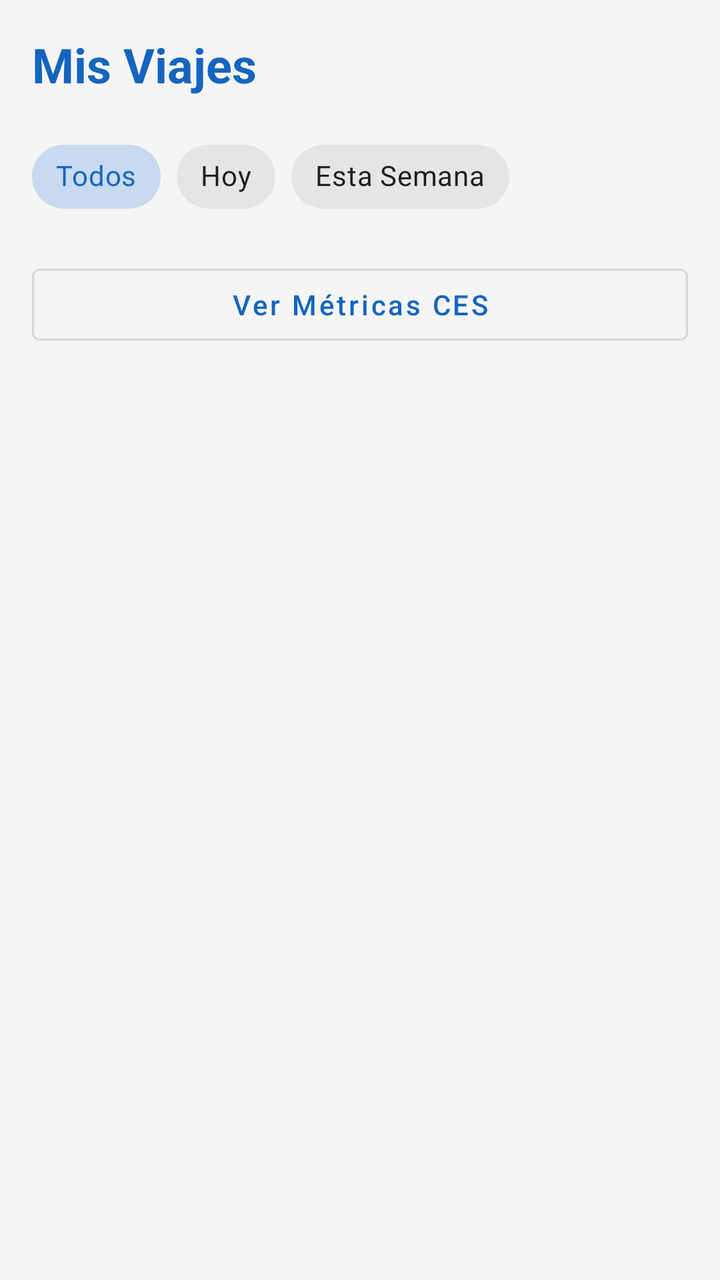
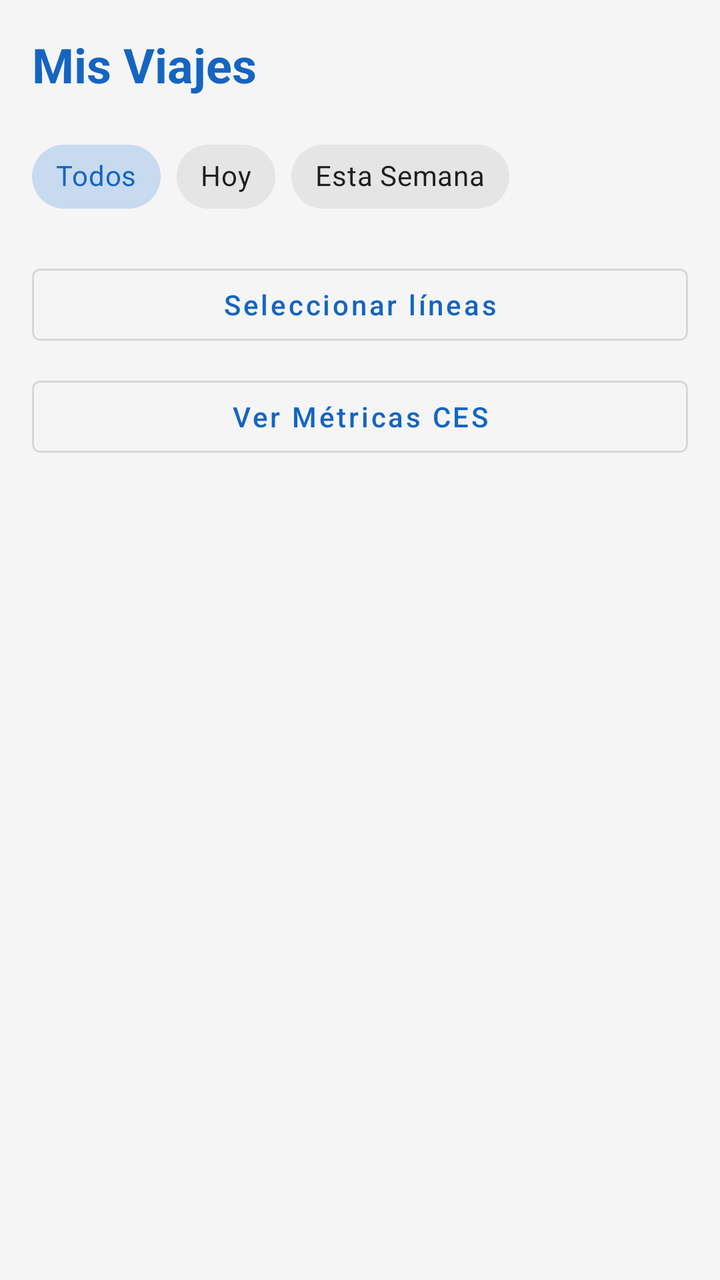

Screens rendered from an Android XML layout before and after an edit, with the pre-edit source and the edit as a unified diff.
<!-- AndroidManifest.xml: application theme Theme.BlackPase -->
<!-- res/layout/fragment_historial.xml -->
<?xml version="1.0" encoding="utf-8"?>
<androidx.constraintlayout.widget.ConstraintLayout xmlns:android="http://schemas.android.com/apk/res/android"
    xmlns:app="http://schemas.android.com/apk/res-auto"
    xmlns:tools="http://schemas.android.com/tools"
    android:layout_width="match_parent"
    android:layout_height="match_parent"
    android:background="@color/background"
    tools:context=".ui.historial.HistorialFragment">

    <LinearLayout
        android:layout_width="match_parent"
        android:layout_height="wrap_content"
        android:orientation="vertical"
        android:padding="16dp">

        <TextView
            android:layout_width="wrap_content"
            android:layout_height="wrap_content"
            android:text="@string/mis_viajes"
            android:textColor="@color/primary"
            android:textSize="24sp"
            android:textStyle="bold"
            android:layout_marginBottom="16dp" />

        <com.google.android.material.chip.ChipGroup
            android:id="@+id/chipGroupFiltros"
            android:layout_width="match_parent"
            android:layout_height="wrap_content"
            android:layout_marginBottom="16dp"
            app:singleSelection="true">

            <com.google.android.material.chip.Chip
                android:id="@+id/chipTodos"
                style="@style/Widget.MaterialComponents.Chip.Choice"
                android:layout_width="wrap_content"
                android:layout_height="wrap_content"
                android:text="@string/todos"
                android:checked="true" />

            <com.google.android.material.chip.Chip
                android:id="@+id/chipHoy"
                style="@style/Widget.MaterialComponents.Chip.Choice"
                android:layout_width="wrap_content"
                android:layout_height="wrap_content"
                android:text="@string/hoy" />

            <com.google.android.material.chip.Chip
                android:id="@+id/chipSemana"
                style="@style/Widget.MaterialComponents.Chip.Choice"
                android:layout_width="wrap_content"
                android:layout_height="wrap_content"
                android:text="@string/esta_semana" />

        </com.google.android.material.chip.ChipGroup>

        <com.google.android.material.button.MaterialButton
            android:id="@+id/btnMetricas"
            android:layout_width="match_parent"
            android:layout_height="wrap_content"
            android:text="Ver Métricas CES"
            android:textAllCaps="false"
            android:layout_marginBottom="16dp"
            style="@style/Widget.MaterialComponents.Button.OutlinedButton" />

        <androidx.recyclerview.widget.RecyclerView
            android:id="@+id/rvHistorial"
            android:layout_width="match_parent"
            android:layout_height="match_parent" />

    </LinearLayout>

</androidx.constraintlayout.widget.ConstraintLayout>
<!-- resources referenced by this layout -->
<resources>
  <color name="background">#F5F5F5</color>
  <color name="primary">#1565C0</color>
  <string name="esta_semana">Esta Semana</string>
  <string name="hoy">Hoy</string>
  <string name="mis_viajes">Mis Viajes</string>
  <string name="todos">Todos</string>
  <style name="Theme.BlackPase" parent="Theme.MaterialComponents.DayNight.NoActionBar">
          <item name="colorPrimary">@color/primary</item>
          <item name="colorPrimaryVariant">@color/primary_dark</item>
          <item name="colorOnPrimary">@color/on_primary</item>
          <item name="colorSecondary">@color/secondary</item>
          <item name="colorSecondaryVariant">@color/secondary_dark</item>
          <item name="colorOnSecondary">@color/on_secondary</item>
          <item name="android:statusBarColor">@color/primary_dark</item>
          <item name="android:windowBackground">@color/background</item>
      </style>
  <color name="primary_dark">#0D47A1</color>
  <color name="on_primary">#FFFFFF</color>
  <color name="secondary">#4CAF50</color>
  <color name="secondary_dark">#388E3C</color>
  <color name="on_secondary">#FFFFFF</color>
</resources>

<!-- the commit's change to res/layout/fragment_historial.xml (unified diff, before → after) -->
@@ -54,6 +54,44 @@
         </com.google.android.material.chip.ChipGroup>
 
         <com.google.android.material.button.MaterialButton
+            android:id="@+id/btnSeleccionarLineas"
+            android:layout_width="match_parent"
+            android:layout_height="wrap_content"
+            android:text="Seleccionar líneas"
+            android:textAllCaps="false"
+            android:layout_marginBottom="8dp"
+            style="@style/Widget.MaterialComponents.Button.OutlinedButton"
+            android:drawableStart="@android:drawable/ic_menu_search"
+            android:drawablePadding="8dp" />
+
+        <LinearLayout
+            android:layout_width="match_parent"
+            android:layout_height="wrap_content"
+            android:orientation="horizontal"
+            android:gravity="center_vertical"
+            android:layout_marginBottom="16dp"
+            android:visibility="gone"
+            android:id="@+id/layoutLineasSeleccionadas">
+
+            <com.google.android.material.chip.ChipGroup
+                android:id="@+id/chipGroupLineasSeleccionadas"
+                android:layout_width="0dp"
+                android:layout_height="wrap_content"
+                android:layout_weight="1"
+                app:chipSpacingHorizontal="8dp" />
+
+            <ImageButton
+                android:id="@+id/btnClearLineas"
+                android:layout_width="36dp"
+                android:layout_height="36dp"
+                android:src="@android:drawable/ic_menu_close_clear_cancel"
+                android:background="?attr/selectableItemBackgroundBorderless"
+                android:contentDescription="Borrar filtro"
+                android:layout_marginStart="8dp" />
+
+        </LinearLayout>
+
+        <com.google.android.material.button.MaterialButton
             android:id="@+id/btnMetricas"
             android:layout_width="match_parent"
             android:layout_height="wrap_content"
